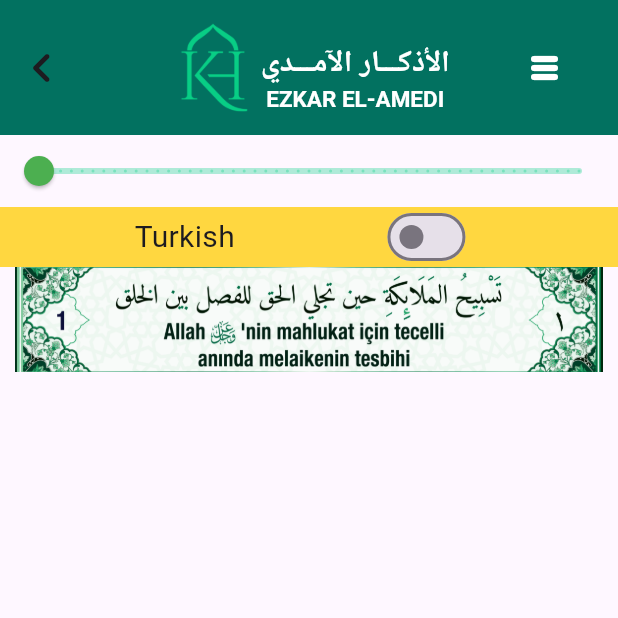
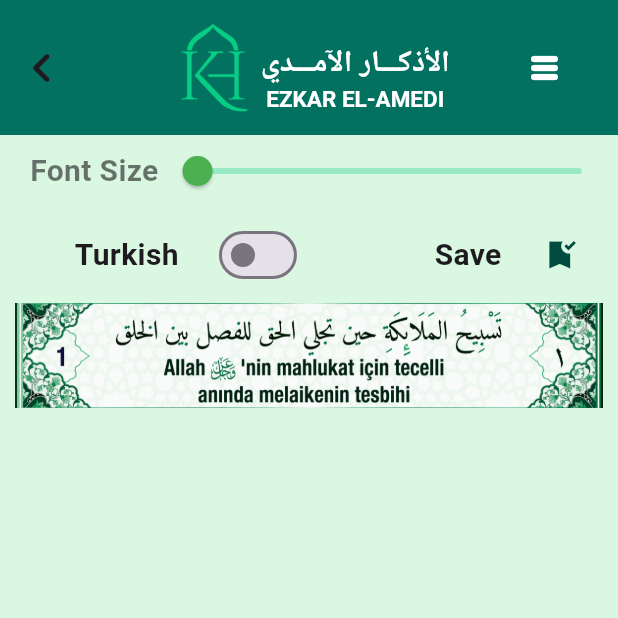
Before and after one commit to Nasiefnasi/Ak-Group, a Flutter app: the ReadPageLast screen opened directly with empty values, on a phone screen of 412 x 824 dp, the top half of it. Run offline on Flutter 3.47's test engine with Material 3 defaults, Android fonts, the phone set to English and light mode, and no system bars; our stand-ins replace vibration; missing offline and left inert: arabic_numbers, number_to_word_arabic; network calls fail; Roboto replaces fonts that are missing (me_quran); project files that could hold a hidden picture were left out.

Commit message:
turkih visble button possible

```diff
--- a/lib/controler/counterpage.dart
+++ b/lib/controler/counterpage.dart
@@ -6,6 +6,7 @@ class Conutpagecontoller extends ChangeNotifier {
 // int? valuee;
   int data = 0;
   bool duration = true;
+  bool switchupdates = false;
   lessvalues() {
     if (data < 99999 && data > 0) {
       data--;
@@ -37,4 +38,11 @@ class Conutpagecontoller extends ChangeNotifier {
     notifyListeners();
 // return\ addvalue;
   }
+  switchupdate(bool update){
+   switchupdates = update;
+
+notifyListeners();
+
+
+  }
 }
--- a/lib/view/readingpageLast.dart
+++ b/lib/view/readingpageLast.dart
@@ -1,5 +1,6 @@
 // ignore_for_file: file_names, avoid_unnecessary_containers, unnecessary_string_interpolations, non_constant_identifier_names, must_be_immutable
 
+import 'package:ak/controler/counterpage.dart';
 import 'package:ak/controler/reader_page_image.dart';
 import 'package:ak/controler/slider.dart';
 import 'package:ak/core.dart';
@@ -31,13 +32,14 @@ class _ReadPageLastState extends State<ReadPageLast> {
   @override
   Widget build(BuildContext context) {
     var mediaqurey = MediaQuery.of(context).size;
-    return Consumer<SliderWidget>(builder: (context, values, child) {
-      return Scaffold(
+    return Consumer2<SliderWidget, Conutpagecontoller>(
+        builder: (context, values, countvalue, child) {
+      return Scaffold(backgroundColor:Color.fromARGB(255, 218, 247, 226),
         appBar: appbarss(context),
         body: SafeArea(
             child: Column(
-          mainAxisAlignment: MainAxisAlignment.center,
-          crossAxisAlignment: CrossAxisAlignment.end,
+          // mainAxisAlignment: MainAxisAlignment.center,
+          crossAxisAlignment: CrossAxisAlignment.start,
           children: [
             // Container(
             //   height:
@@ -52,7 +54,20 @@ class _ReadPageLastState extends State<ReadPageLast> {
             //     ),
             //   ),
             // ),
-            Slider(
+            Row(
+              children: [
+                SizedBox(
+                  width: 20,
+                ),
+                Text(
+                  "Font Size",
+                  style: const TextStyle(
+                      fontWeight: FontWeight.bold,
+                      fontSize: 20,
+                      color: Colors.black54),
+                ),
+                Expanded(
+                  child: Slider(
                     divisions: 50,
                     min: 28.0,
                     max: 75.0,
@@ -64,33 +79,48 @@ class _ReadPageLastState extends State<ReadPageLast> {
                       values.arabicsetValue(value);
                     },
                   ),
+                ),
+              ],
+            ),
+
             Container(
               width: double.infinity,
-              height: 40,
-              color: Colors.amberAccent,
+              // height: 50,
+              // color: Colors.amberAccent,
               child: Row(
                 mainAxisAlignment: MainAxisAlignment.spaceEvenly,
                 children: [
-                  Text(
+                  SizedBox(
+                    width: 20,
+                  ),
+                  const Text(
                     "Turkish",
-                    style: TextStyle(fontSize: 20),
+                    style: TextStyle(fontSize: 20,fontWeight: FontWeight.bold),
                   ),
                   Padding(
                     padding: const EdgeInsets.all(8.0),
-                    child: Switch(
-                      value: isture,
+                    child: Switch(activeColor: darkGreen,activeTrackColor: ligGreen,
+                      value: countvalue.switchupdates,
                       onChanged: (value) {
-                        setState(() {
-                          isture = value;
-                        });
+                        countvalue.switchupdate(value);
                       },
                     ),
-                  )
+                  ),
+                  SizedBox(
+                    width: 50,
+                  ),
+                  Text("Save",style: TextStyle(fontSize: 20,fontWeight: FontWeight.bold),),
+                  IconButton(
+                      onPressed: () {},
+                      icon: Icon(
+                        Icons.bookmark_added_sharp,
+                        color: darkGreen,
+                      ))
                 ],
               ),
             ),
             Padding(
-              padding: EdgeInsets.only(
+              padding: const EdgeInsets.only(
                 left: 10,
                 right: 10,
               ),
@@ -136,7 +166,8 @@ class _ReadPageLastState extends State<ReadPageLast> {
                         // color: Colors.black,
                       ),
                     ),
-                    Align(
+                    countvalue.switchupdates != false
+                        ? Align(
                             alignment: Alignment.centerLeft,
                             child: Container(
                               width: double.infinity,
@@ -156,7 +187,8 @@ class _ReadPageLastState extends State<ReadPageLast> {
                               ),
                               // color: Colors.black,
                             ),
-                    ),
+                          )
+                        : SizedBox(),
                     Divider(
                       thickness: 2,
                       color: ligGreen.withOpacity(.2),
@@ -184,7 +216,7 @@ class SliderDialog extends StatelessWidget {
         return Column(
           mainAxisSize: MainAxisSize.min,
           children: [
-            Text("Arabic size "),
+            const Text("Arabic size "),
             Slider(
               divisions: 50,
               min: 28.0,
@@ -197,7 +229,7 @@ class SliderDialog extends StatelessWidget {
                 sliderWidget.arabicsetValue(value);
               },
             ),
-            Text("Turkish size "),
+            const Text("Turkish size "),
             Slider(
               divisions: 50,
               min: 22.0,
```
Lines whose indentation alone changed are shown as unchanged.
